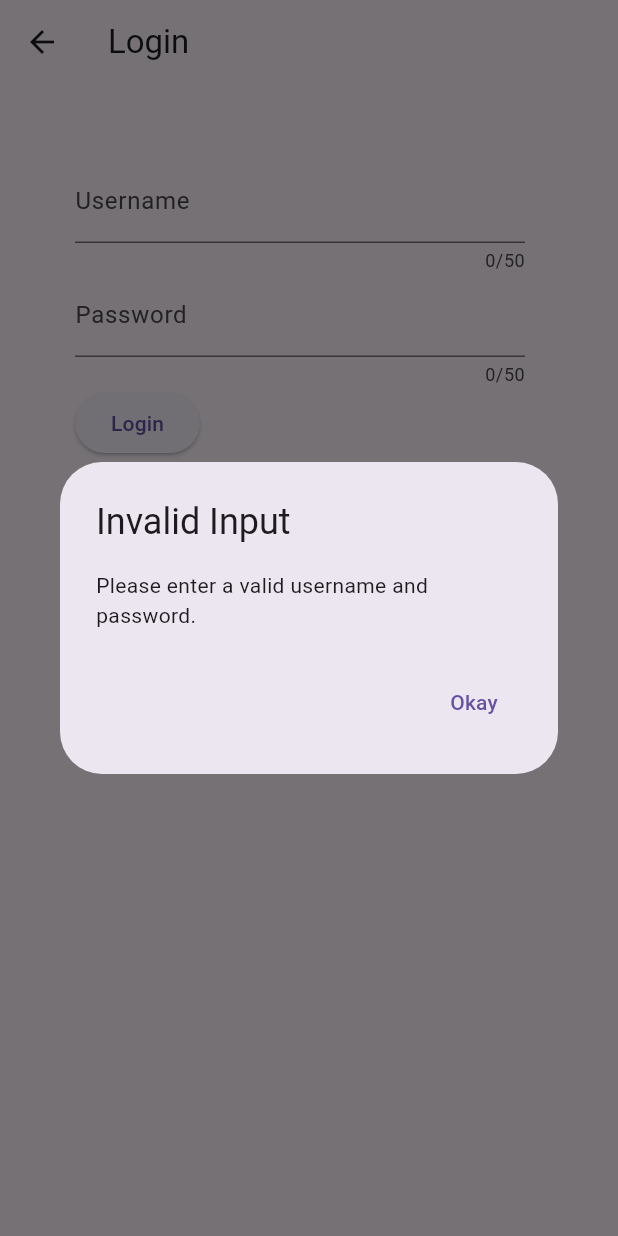
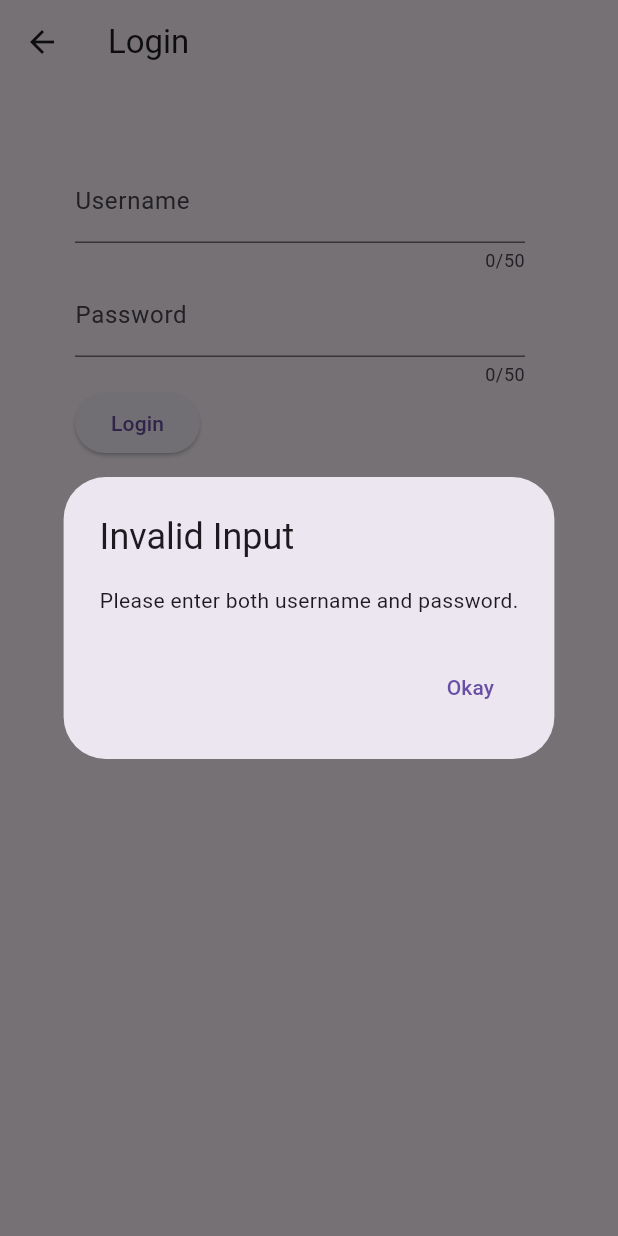
Before and after one commit to mcmahon-sean/media-tracker, a Flutter app: the LoginScreen screen opened directly, after a tap on "Login", on a phone screen of 412 x 824 dp. Run offline on Flutter 3.47's test engine with Material 3 defaults, Android fonts, the phone set to English and light mode, and no system bars; our stand-ins replace supabase_flutter; accounts and stored records are empty; network calls fail.

Commit message:
Updated login_screen.dart file
-Updates made by mobile member, Ahmed.

-File is updated to ensure that users with no api ID's can log in.

-Also, added dispose method to dispose the TextEditingControllers.

```diff
--- a/Mobile/media_tracker_mobile/lib/screens/auth/login_screen.dart
+++ b/Mobile/media_tracker_mobile/lib/screens/auth/login_screen.dart
@@ -19,12 +19,33 @@ class _LoginScreenState extends State<LoginScreen> {
     super.initState();
   }
 
+  @override
+  void dispose() {
+    usernameController.dispose();
+    passwordController.dispose();
+    super.dispose();
+  }
+
+  Future<String?> _getPlatformID(String username, int platformId) async {
+    try {
+      final response = await Supabase.instance.client
+          .from('useraccounts')
+          .select('user_platform_id')
+          .eq('username', username)
+          .eq('platform_id', platformId)
+          .maybeSingle();
+
+      return response?['user_platform_id']?.toString();
+    } catch (e) {
+      print('Error fetching platform ID for $platformId: $e');
+      return null;
+    }
+  }
+
   void login() async {
-    if (usernameController.text.replaceAll(' ', '') != '' &&
-        passwordController.text.replaceAll(' ', '') != '') {
+    if (usernameController.text.trim().isNotEmpty &&
+        passwordController.text.trim().isNotEmpty) {
       try {
-        // Makes an RPC (remote procedure call) to the stored procedure 'login'
-        // It passes the username and password
         final result = await Supabase.instance.client.rpc(
           'AuthenticateUser',
           params: {
@@ -34,93 +55,58 @@ class _LoginScreenState extends State<LoginScreen> {
         );
 
         if (result == true) {
-          //gets the related ID's
-          final steamID = await Supabase.instance.client
-              .from('useraccounts')
-              .select('user_platform_id')
-              .eq('username', usernameController.text)
-              .eq('platform_id', 1);
-          final lastfmID = await Supabase.instance.client
-              .from('useraccounts')
-              .select('user_platform_id')
-              .eq('username', usernameController.text)
-              .eq('platform_id', 2);
-          final tmdbID = await Supabase.instance.client
-              .from('useraccounts')
-              .select('user_platform_id')
-              .eq('username', usernameController.text)
-              .eq('platform_id', 3);
+          final steamID =
+              await _getPlatformID(usernameController.text, 1);
+          final lastfmID =
+              await _getPlatformID(usernameController.text, 2);
+          final imdbID =
+              await _getPlatformID(usernameController.text, 3);
 
-          //clears the controllers
           usernameController.clear();
           passwordController.clear();
 
-          //sets the ids in ApiServices
-          if (steamID.isNotEmpty) {
-            ApiServices.steamUserId = steamID[0]['user_platform_id'].toString();
-          }
-          if (lastfmID.isNotEmpty) {
-            ApiServices.lastFmUser = lastfmID[0]['user_platform_id'].toString();
-          }
-          if (tmdbID.isNotEmpty) {
-            ApiServices.tmdbUser = tmdbID[0]['user_platform_id'].toString();
-          }
+          ApiServices.steamUserId = steamID ?? "";
+          ApiServices.lastFmUser = lastfmID ?? "";
+          ApiServices.tmdbUser = imdbID ?? "";
 
-          //sends to media screen
           Navigator.push(
             context,
             MaterialPageRoute(builder: (context) => MediaScreen()),
           );
         } else {
-          showDialog(
-            context: context,
-            builder: (context) {
-              return AlertDialog(
-                title: Text('Wrong Username/Password'),
-                content: Text('Wrong password or account doesn\'t exsist.'),
-                actions: [
-                  TextButton(
-                    onPressed: () {
-                      Navigator.pop(context);
-                    },
-                    child: const Text('Okay'),
-                  ),
-                ],
-              );
-            },
-          );
+          _showAlertDialog(
+              'Wrong Username/Password', 'Incorrect login details.');
         }
       } catch (e) {
-        // If there’s an error (e.g., procedure not found, bad params),
-        // catch it and show an error SnackBar instead
-        ScaffoldMessenger.of(
-          context,
-        ).showSnackBar(SnackBar(content: Text('Error: $e')));
+        ScaffoldMessenger.of(context).showSnackBar(
+          SnackBar(content: Text('Error: $e')),
+        );
       }
     } else {
-      showDialog(
-        context: context,
-        builder: (context) {
-          return AlertDialog(
-            title: Text('Invalid Input'),
-            content: Text('Please enter a valid username and password.'),
-            actions: [
-              TextButton(
-                onPressed: () {
-                  Navigator.pop(context);
-                },
-                child: const Text('Okay'),
-              ),
-            ],
-          );
-        },
-      );
+      _showAlertDialog(
+          'Invalid Input', 'Please enter both username and password.');
     }
+  }
+
+  void _showAlertDialog(String title, String message) {
+    showDialog(
+      context: context,
+      builder: (context) => AlertDialog(
+        title: Text(title),
+        content: Text(message),
+        actions: [
+          TextButton(
+            onPressed: () => Navigator.pop(context),
+            child: const Text('Okay'),
+          ),
+        ],
+      ),
+    );
   }
 
   @override
   Widget build(BuildContext context) {
-    return (Scaffold(
+    return Scaffold(
       appBar: AppBar(title: Text('Login')),
       body: Padding(
         padding: const EdgeInsets.all(50),
@@ -145,6 +131,7 @@ class _LoginScreenState extends State<LoginScreen> {
                   child: TextField(
                     controller: passwordController,
                     maxLength: 50,
+                    obscureText: true,
                     decoration: InputDecoration(label: Text('Password')),
                   ),
                 ),
@@ -158,6 +145,6 @@ class _LoginScreenState extends State<LoginScreen> {
           ],
         ),
       ),
-    ));
+    );
   }
 }
```
